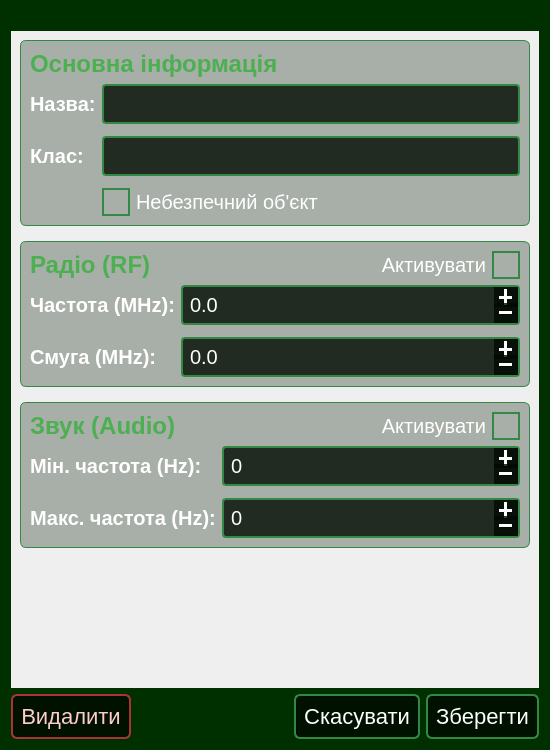
Before: the Qt Designer form app/ui/object_editor_dialog.ui in VadymKotsiuba1808/SDR_Pi, drawn with Qt 5.
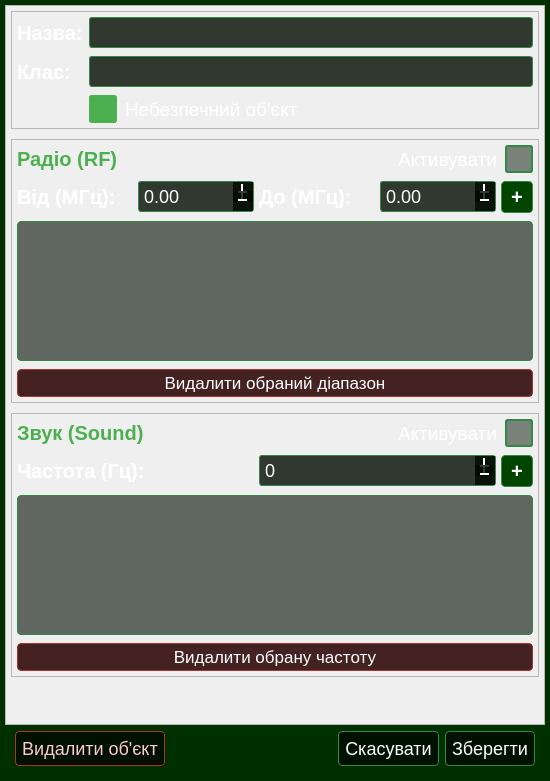
After: the same form once the commit is applied.

Commit message: Added ui range functionality for rd and sound params

The edit to the form file:
```diff
--- a/app/ui/object_editor_dialog.ui
+++ b/app/ui/object_editor_dialog.ui
@@ -7,7 +7,7 @@
     <x>0</x>
     <y>0</y>
     <width>550</width>
-    <height>750</height>
+    <height>781</height>
    </rect>
   </property>
   <property name="windowTitle">
@@ -15,112 +15,125 @@
   </property>
   <property name="styleSheet">
    <string notr="true">QDialog {
-	background-color: #002f00;
-	color: #ffffff;
-	font-family: 'Roboto';
+  background-color: #002f00;
+  color: #ffffff;
+  font-family: 'Roboto';
 }
 
 QLabel {
-	color: #ffffff;
-	font-size: 20px;
-	font-weight: 500;
+  color: #ffffff;
+  font-size: 20px; 
+  font-weight: 500;
 }
 
 QLineEdit, QComboBox, QSpinBox, QDoubleSpinBox {
-	background-color: rgba(0, 10, 0, 0.8);
-	border: 2px solid #328844;
-	color: #ffffff;
-	padding: 5px;
-	font-size: 20px;
-	border-radius: 4px;
-}
-
-QLineEdit:focus, QSpinBox:focus, QDoubleSpinBox:focus, QComboBox:focus {
-	border: 2px solid #4CAF50;
+  background-color: rgba(0, 10, 0, 0.8);
+  border: 1px solid #328844;
+  color: #ffffff;
+  padding: 3px;
+  font-size: 18px;
+  border-radius: 3px;
 }
 
 QDoubleSpinBox::up-button, QDoubleSpinBox::down-button, QSpinBox::up-button, QSpinBox::down-button {
-    width: 20px;
-    height: 16px;
-    padding:2px;
+    width: 16px;
+    height: 16px;   
+padding:2px;
 }
 
 QCheckBox {
-	color: #ffffff;
-	font-size: 20px;
+  color: #ffffff;
+  font-size: 19px;
+  spacing: 8px;
 }
 QCheckBox::indicator {
-	width: 24px;
-	height: 24px;
-	border: 2px solid #328844;
-	background: none;
+  width: 24px;  
+  height: 24px;
+  border: 2px solid #328844;
+  background-color: rgba(0, 20, 0, 0.5);
+  border-radius: 3px;
 }
 QCheckBox::indicator:checked {
-	background-color: #328844;
+  background-color: #4CAF50;
+  border: 2px solid #4CAF50;
 }
 
-/* Секції */
-QFrame#frameGeneral, QFrame#frameRF, QFrame#frameAudio {
-	border: 1px solid #328844;
-	background-color: rgba(0, 20, 0, 0.3);
-	border-radius: 6px;
+/* --- СПИСКИ (Зменшений шрифт) --- */
+QListWidget {
+  background-color: rgba(0, 10, 0, 0.6);
+  border: 1px solid #328844;
+  color: #ffffff;
+  font-size: 16px;
+  border-radius: 4px;
 }
-
-QLabel#lblSectionTitle, QLabel#lblSectionTitle_2, QLabel#lblSectionTitle_3 {
-	color: #4CAF50;
-	font-size: 24px;
-	font-weight: bold;
+QListWidget::item {
+  padding: 3px;
 }
+QListWidget::item:selected {
+  background-color: #328844;
+  color: #ffffff;
+}
 
-/* Кнопки */
+/* --- КНОПКИ --- */
 QPushButton {
-	border: none;
-	background-color: rgba(0, 10, 0, 0.8);
-	border: 2px solid #328844;
-	color: #ffffff;
-	font-size: 22px;
-	padding: 8px;
-	border-radius: 6px;
+  border: none;
+  background-color: rgba(0, 10, 0, 0.8);
+  border: 1px solid #328844;
+  color: #ffffff;
+  font-size: 18px;
+  padding: 6px;
+  border-radius: 4px;
 }
 QPushButton:pressed {
-	background-color: #328844;
-	color: #002509;
+  background-color: #328844;
+  color: #002509;
+}
+
+/* Кнопка додавання (+) */
+QPushButton#btnAddRF, QPushButton#btnAddSound {
+  background-color: #004400;
+  font-size: 20px;
+  font-weight: bold;
+  padding: 0px;
+  max-width: 30px; /* Компактні кнопки */
+  max-height: 30px;
+  min-width: 30px;
+  min-height: 30px;
+}
+
+/* Кнопки видалення */
+QPushButton#btnDelRF, QPushButton#btnDelSound {
+  background-color: #442222;
+  border: 1px solid #aa3333;
+  font-size: 17px;
+  padding: 3px;
 }
 
 QPushButton#btnDelete {
-	border-color: #aa3333;
-	color: #ffcccc;
+  border-color: #aa3333;
+  color: #ffcccc;
 }
 QPushButton#btnDelete:pressed {
 	background-color: #aa3333;
 	color: #ffffff;
 }
-
-</string>
+      </string>
   </property>
   <layout class="QVBoxLayout" name="verticalLayout">
-   <item>
-    <layout class="QHBoxLayout" name="horizontalLayout_Header">
-     <item>
-      <spacer name="horizontalSpacer">
-       <property name="orientation">
-        <enum>Qt::Orientation::Horizontal</enum>
-       </property>
-       <property name="sizeHint" stdset="0">
-        <size>
-         <width>40</width>
-         <height>20</height>
-        </size>
-       </property>
-      </spacer>
-     </item>
-    </layout>
-   </item>
+   <property name="leftMargin">
+    <number>5</number>
+   </property>
+   <property name="topMargin">
+    <number>5</number>
+   </property>
+   <property name="rightMargin">
+    <number>5</number>
+   </property>
+   <property name="bottomMargin">
+    <number>5</number>
+   </property>
    <item>
     <widget class="QScrollArea" name="scrollArea">
-     <property name="frameShape">
-      <enum>QFrame::Shape::NoFrame</enum>
-     </property>
      <property name="widgetResizable">
       <bool>true</bool>
      </property>
@@ -129,67 +142,76 @@
        <rect>
         <x>0</x>
         <y>0</y>
-        <width>532</width>
-        <height>646</height>
+        <width>538</width>
+        <height>714</height>
        </rect>
       </property>
       <layout class="QVBoxLayout" name="verticalLayout_Scroll">
        <property name="spacing">
-        <number>15</number>
+        <number>10</number>
+       </property>
+       <property name="leftMargin">
+        <number>5</number>
+       </property>
+       <property name="topMargin">
+        <number>5</number>
+       </property>
+       <property name="rightMargin">
+        <number>5</number>
+       </property>
+       <property name="bottomMargin">
+        <number>5</number>
        </property>
        <item>
         <widget class="QFrame" name="frameGeneral">
          <property name="frameShape">
           <enum>QFrame::Shape::StyledPanel</enum>
          </property>
-         <property name="frameShadow">
-          <enum>QFrame::Shadow::Raised</enum>
-         </property>
-         <layout class="QVBoxLayout" name="verticalLayout_2">
-          <item>
-           <widget class="QLabel" name="lblSectionTitle">
+         <layout class="QFormLayout" name="formLayout">
+          <property name="verticalSpacing">
+           <number>8</number>
+          </property>
+          <property name="leftMargin">
+           <number>5</number>
+          </property>
+          <property name="topMargin">
+           <number>5</number>
+          </property>
+          <property name="rightMargin">
+           <number>5</number>
+          </property>
+          <property name="bottomMargin">
+           <number>5</number>
+          </property>
+          <item row="0" column="0">
+           <widget class="QLabel" name="label">
             <property name="text">
-             <string>Основна інформація</string>
+             <string>Назва:</string>
             </property>
            </widget>
           </item>
-          <item>
-           <layout class="QFormLayout" name="formLayout">
-            <property name="verticalSpacing">
-             <number>12</number>
+          <item row="0" column="1">
+           <widget class="QLineEdit" name="inpName"/>
+          </item>
+          <item row="1" column="0">
+           <widget class="QLabel" name="Label">
+            <property name="text">
+             <string>Клас:</string>
             </property>
-            <item row="0" column="0">
-             <widget class="QLabel" name="label">
-              <property name="text">
-               <string>Назва:</string>
-              </property>
-             </widget>
-            </item>
-            <item row="0" column="1">
-             <widget class="QLineEdit" name="inpName">
-              <property name="placeholderText">
-               <string/>
-              </property>
-             </widget>
-            </item>
-            <item row="2" column="1">
-             <widget class="QCheckBox" name="chkDangerous">
-              <property name="text">
-               <string>Небезпечний об'єкт</string>
-              </property>
-             </widget>
-            </item>
-            <item row="1" column="1">
-             <widget class="QLineEdit" name="inpClass"/>
-            </item>
-            <item row="1" column="0">
-             <widget class="QLabel" name="Label">
-              <property name="text">
-               <string>Клас:</string>
-              </property>
-             </widget>
-            </item>
-           </layout>
+           </widget>
+          </item>
+          <item row="1" column="1">
+           <widget class="QLineEdit" name="inpClass"/>
+          </item>
+          <item row="2" column="1">
+           <widget class="QCheckBox" name="chkDangerous">
+            <property name="text">
+             <string>Небезпечний об'єкт</string>
+            </property>
+            <property name="checked">
+             <bool>true</bool>
+            </property>
+           </widget>
           </item>
          </layout>
         </widget>
@@ -199,14 +221,29 @@
          <property name="frameShape">
           <enum>QFrame::Shape::StyledPanel</enum>
          </property>
-         <property name="frameShadow">
-          <enum>QFrame::Shadow::Raised</enum>
-         </property>
          <layout class="QVBoxLayout" name="verticalLayout_3">
+          <property name="spacing">
+           <number>8</number>
+          </property>
+          <property name="leftMargin">
+           <number>5</number>
+          </property>
+          <property name="topMargin">
+           <number>5</number>
+          </property>
+          <property name="rightMargin">
+           <number>5</number>
+          </property>
+          <property name="bottomMargin">
+           <number>5</number>
+          </property>
           <item>
            <layout class="QHBoxLayout" name="horizontalLayout_2">
             <item>
              <widget class="QLabel" name="lblSectionTitle_2">
+              <property name="styleSheet">
+               <string>color: #4CAF50; font-weight: bold;</string>
+              </property>
               <property name="text">
                <string>Радіо (RF)</string>
               </property>
@@ -220,63 +257,87 @@
               <property name="text">
                <string>Активувати</string>
               </property>
+              <property name="checked">
+               <bool>false</bool>
+              </property>
              </widget>
             </item>
            </layout>
           </item>
           <item>
-           <layout class="QFormLayout" name="formLayout_2">
-            <property name="verticalSpacing">
-             <number>12</number>
+           <layout class="QHBoxLayout" name="layoutRFInput">
+            <property name="spacing">
+             <number>5</number>
             </property>
-            <item row="0" column="0">
-             <widget class="QLabel" name="label_3">
+            <item>
+             <widget class="QLabel" name="lblFreqMin">
               <property name="text">
-               <string>Частота (MHz):</string>
+               <string>Від (МГц):</string>
               </property>
              </widget>
             </item>
-            <item row="0" column="1">
-             <widget class="QDoubleSpinBox" name="inpRFFreq">
+            <item>
+             <widget class="QDoubleSpinBox" name="inpRFMin">
               <property name="buttonSymbols">
                <enum>QAbstractSpinBox::ButtonSymbols::PlusMinus</enum>
               </property>
-              <property name="decimals">
-               <number>1</number>
+              <property name="keyboardTracking">
+               <bool>true</bool>
               </property>
               <property name="maximum">
                <double>6000.000000000000000</double>
               </property>
-              <property name="value">
-               <double>0.000000000000000</double>
-              </property>
              </widget>
             </item>
-            <item row="1" column="0">
-             <widget class="QLabel" name="label_4">
+            <item>
+             <widget class="QLabel" name="lblFreqMax">
               <property name="text">
-               <string>Смуга (MHz):</string>
+               <string>До (МГц):</string>
               </property>
              </widget>
             </item>
-            <item row="1" column="1">
-             <widget class="QDoubleSpinBox" name="inpRFBw">
+            <item>
+             <widget class="QDoubleSpinBox" name="inpRFMax">
               <property name="buttonSymbols">
                <enum>QAbstractSpinBox::ButtonSymbols::PlusMinus</enum>
               </property>
-              <property name="decimals">
-               <number>1</number>
-              </property>
               <property name="maximum">
-               <double>100.000000000000000</double>
+               <double>6000.000000000000000</double>
               </property>
-              <property name="value">
-               <double>0.000000000000000</double>
+             </widget>
+            </item>
+            <item>
+             <widget class="QPushButton" name="btnAddRF">
+              <property name="text">
+               <string>+</string>
               </property>
              </widget>
             </item>
            </layout>
           </item>
+          <item>
+           <widget class="QListWidget" name="lstRFFreqs">
+            <property name="minimumSize">
+             <size>
+              <width>0</width>
+              <height>140</height>
+             </size>
+            </property>
+            <property name="maximumSize">
+             <size>
+              <width>16777215</width>
+              <height>140</height>
+             </size>
+            </property>
+           </widget>
+          </item>
+          <item>
+           <widget class="QPushButton" name="btnDelRF">
+            <property name="text">
+             <string>Видалити обраний діапазон</string>
+            </property>
+           </widget>
+          </item>
          </layout>
         </widget>
        </item>
@@ -285,16 +346,31 @@
          <property name="frameShape">
           <enum>QFrame::Shape::StyledPanel</enum>
          </property>
-         <property name="frameShadow">
-          <enum>QFrame::Shadow::Raised</enum>
-         </property>
          <layout class="QVBoxLayout" name="verticalLayout_4">
+          <property name="spacing">
+           <number>8</number>
+          </property>
+          <property name="leftMargin">
+           <number>5</number>
+          </property>
+          <property name="topMargin">
+           <number>5</number>
+          </property>
+          <property name="rightMargin">
+           <number>5</number>
+          </property>
+          <property name="bottomMargin">
+           <number>5</number>
+          </property>
           <item>
            <layout class="QHBoxLayout" name="horizontalLayout_3">
             <item>
              <widget class="QLabel" name="lblSectionTitle_3">
+              <property name="styleSheet">
+               <string>color: #4CAF50; font-weight: bold;</string>
+              </property>
               <property name="text">
-               <string>Звук (Audio)</string>
+               <string>Звук (Sound)</string>
               </property>
              </widget>
             </item>
@@ -311,52 +387,59 @@
            </layout>
           </item>
           <item>
-           <layout class="QFormLayout" name="formLayout_3">
-            <property name="verticalSpacing">
-             <number>12</number>
+           <layout class="QHBoxLayout" name="layoutSoundInput">
+            <property name="spacing">
+             <number>5</number>
             </property>
-            <item row="0" column="0">
-             <widget class="QLabel" name="label_6">
+            <item>
+             <widget class="QLabel" name="lblAud">
               <property name="text">
-               <string>Мін. частота (Hz):</string>
+               <string>Частота (Гц):</string>
               </property>
              </widget>
             </item>
-            <item row="0" column="1">
-             <widget class="QSpinBox" name="inpAudioMin">
+            <item>
+             <widget class="QSpinBox" name="inpSoundFreq">
               <property name="buttonSymbols">
                <enum>QAbstractSpinBox::ButtonSymbols::PlusMinus</enum>
               </property>
               <property name="maximum">
                <number>20000</number>
               </property>
-              <property name="value">
-               <number>0</number>
-              </property>
              </widget>
             </item>
-            <item row="1" column="0">
-             <widget class="QLabel" name="label_7">
+            <item>
+             <widget class="QPushButton" name="btnAddSound">
               <property name="text">
-               <string>Макс. частота (Hz):</string>
-              </property>
-             </widget>
-            </item>
-            <item row="1" column="1">
-             <widget class="QSpinBox" name="inpAudioMax">
-              <property name="buttonSymbols">
-               <enum>QAbstractSpinBox::ButtonSymbols::PlusMinus</enum>
-              </property>
-              <property name="maximum">
-               <number>20000</number>
-              </property>
-              <property name="value">
-               <number>0</number>
+               <string>+</string>
               </property>
              </widget>
             </item>
            </layout>
           </item>
+          <item>
+           <widget class="QListWidget" name="lstSoundFreqs">
+            <property name="minimumSize">
+             <size>
+              <width>0</width>
+              <height>140</height>
+             </size>
+            </property>
+            <property name="maximumSize">
+             <size>
+              <width>16777215</width>
+              <height>140</height>
+             </size>
+            </property>
+           </widget>
+          </item>
+          <item>
+           <widget class="QPushButton" name="btnDelSound">
+            <property name="text">
+             <string>Видалити обрану частоту</string>
+            </property>
+           </widget>
+          </item>
          </layout>
         </widget>
        </item>
@@ -379,10 +462,19 @@
    </item>
    <item>
     <layout class="QHBoxLayout" name="horizontalLayout_Footer">
+     <property name="leftMargin">
+      <number>10</number>
+     </property>
+     <property name="rightMargin">
+      <number>10</number>
+     </property>
+     <property name="bottomMargin">
+      <number>10</number>
+     </property>
      <item>
       <widget class="QPushButton" name="btnDelete">
        <property name="text">
-        <string>Видалити</string>
+        <string>Видалити об'єкт</string>
        </property>
       </widget>
      </item>
```
Left out of the diff: 8 changed lines with no effect on the pictures. The commit also changes 1 other file.
